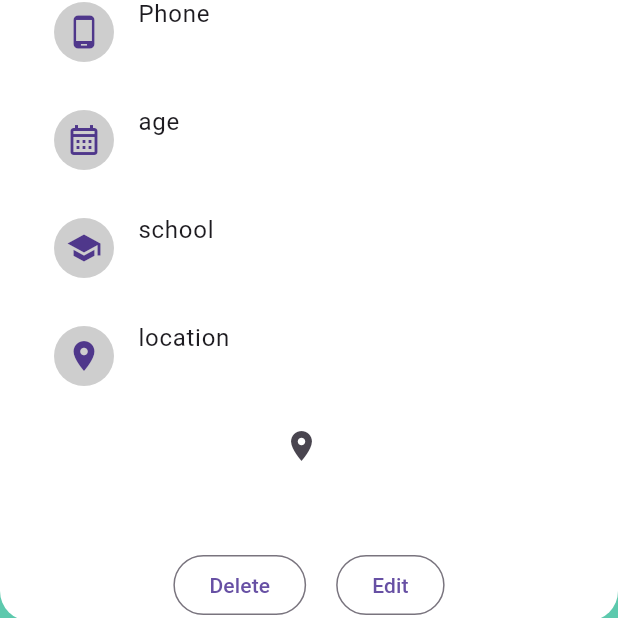
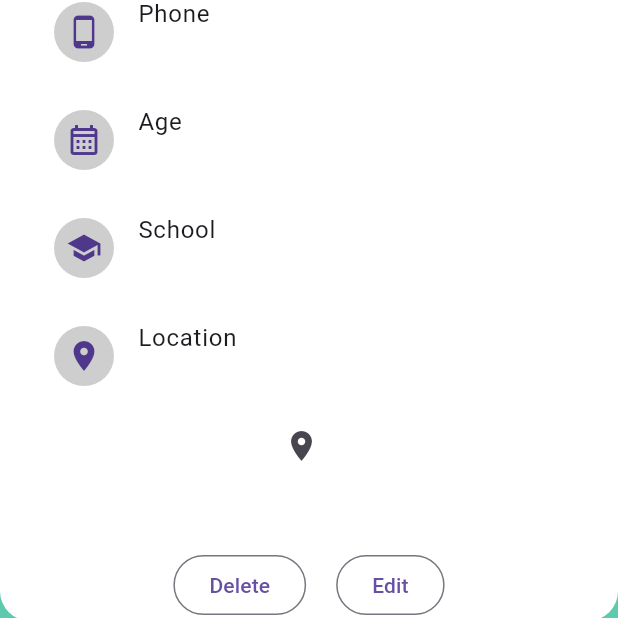
Before and after one commit to muhammed-shadil/firebase_student_login, a Flutter app: the Homescreen screen opened directly, after a tap on "Profile", on a phone screen of 412 x 824 dp, the part 457-1075 px from its top. Run offline on Flutter 3.47's test engine with Material 3 defaults, Android fonts, the light colour scheme and no system bars; our stand-ins replace another_flutter_splash_screen, bloc, cloud_firestore, firebase_auth, firebase_core, firebase_messaging and 8 more; missing offline and left inert: app_settings; accounts and stored records are empty; network calls fail.

Commit message:
final app

```diff
--- a/lib/bloc/auth_bloc/bloc/auth_bloc_bloc.dart
+++ b/lib/bloc/auth_bloc/bloc/auth_bloc_bloc.dart
@@ -14,9 +14,9 @@ class AuthBlocBloc extends Bloc<AuthBlocEvent, AuthBlocState> {
     on<CheckLoginStatusEvent>((event, emit) async {
       User? user;
       try {
-        await Future.delayed(const Duration(seconds: 3), () {
+        // await Future.delayed(const Duration(seconds: 3), () {
           user = _auth.currentUser;
-        });
+        // });
 
         if (user != null) {
           emit(Authenticated(user));
@@ -107,6 +107,7 @@ class AuthBlocBloc extends Bloc<AuthBlocEvent, AuthBlocState> {
     });
 
     on<DeletedEvent>((event, emit) async {
+      emit(Deletedloadingstate());
       try {
         User? user = await FirebaseAuth.instance.currentUser;
         AuthCredential UserCredential = EmailAuthProvider.credential(
--- a/lib/bloc/auth_bloc/bloc/auth_bloc_state.dart
+++ b/lib/bloc/auth_bloc/bloc/auth_bloc_state.dart
@@ -33,6 +33,7 @@ class UpdationError extends AuthBlocState {
 }
 
 class Deletedstate extends AuthBlocState {}
+class Deletedloadingstate extends AuthBlocState{}
 
 class DeletedErrorstate extends AuthBlocState {
   final String msg;
--- a/lib/view/screens/home_screen.dart
+++ b/lib/view/screens/home_screen.dart
@@ -125,7 +125,7 @@ class _HomescreenState extends State<Homescreen> {
                                           )
                                         : const CircleAvatar(
                                             child:
-                                                Icon(Icons.person_3_outlined),
+                                                Icon(Icons.person_4_outlined),
                                           ),
                                     Padding(
                                       padding: const EdgeInsets.only(
@@ -137,7 +137,7 @@ class _HomescreenState extends State<Homescreen> {
                                       ),
                                     ),
                                     Text(
-                                      studentData['email'],style: TextStyle(color: Colors.white),
+                                      studentData['email'],style: const TextStyle(color: Colors.white),
                                     ),
                                   ],
                                 ),
@@ -183,7 +183,7 @@ class _HomescreenState extends State<Homescreen> {
                   },
                 ),
                 ListTile(
-                  leading: const Icon(Icons.person_4_outlined),
+                  leading: const Icon(Icons.sports),
                   title: const Text('Athlets'),
                   onTap: () {
                     Navigator.pop(context);
@@ -192,7 +192,7 @@ class _HomescreenState extends State<Homescreen> {
                   },
                 ),
                 ListTile(
-                  leading: const Icon(Icons.person_4_outlined),
+                  leading: const Icon(Icons.assignment),
                   title: const Text('project'),
                   onTap: () {
                     // Navigator.push(context,
--- a/lib/view/screens/profilepage.dart
+++ b/lib/view/screens/profilepage.dart
@@ -146,13 +146,13 @@ class _ProfilepageState extends State<Profilepage> {
                                           icon: const Icon(Icons.phone_android),
                                         ),
                                         List1(
-                                          title: "age",
+                                          title: "Age",
                                           subtitle: studentData['age'],
                                           icon: const Icon(
                                               Icons.calendar_month_outlined),
                                         ),
                                         List1(
-                                          title: "school",
+                                          title: "School",
                                           subtitle: studentData['school'],
                                           icon: const Icon(Icons.school),
                                         ),
@@ -179,7 +179,7 @@ class _ProfilepageState extends State<Profilepage> {
                                                     } else if (state
                                                         is LocationLoaded) {
                                                       return List1(
-                                                        title: "loction",
+                                                        title: "Loction",
                                                         subtitle: studentData[
                                                                 'location'] ??
                                                             state.address,
@@ -191,7 +191,7 @@ class _ProfilepageState extends State<Profilepage> {
                                                   },
                                                 )
                                               : List1(
-                                                  title: "location",
+                                                  title: "Location",
                                                   subtitle:
                                                       studentData['location'],
                                                   icon: const Icon(
```
Also changed, not shown: lib/view/screens/deletedialoge.dart (+7 -2 lines), lib/view/screens/editscreen.dart (+5 -5 lines), lib/view/screens/signupscreen.dart (+4 -8 lines), lib/view/screens/splashscreen.dart (+12 -8 lines).
